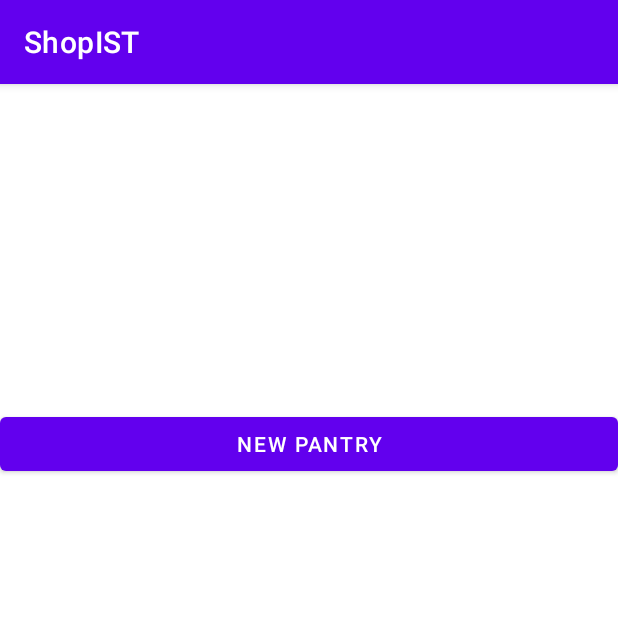
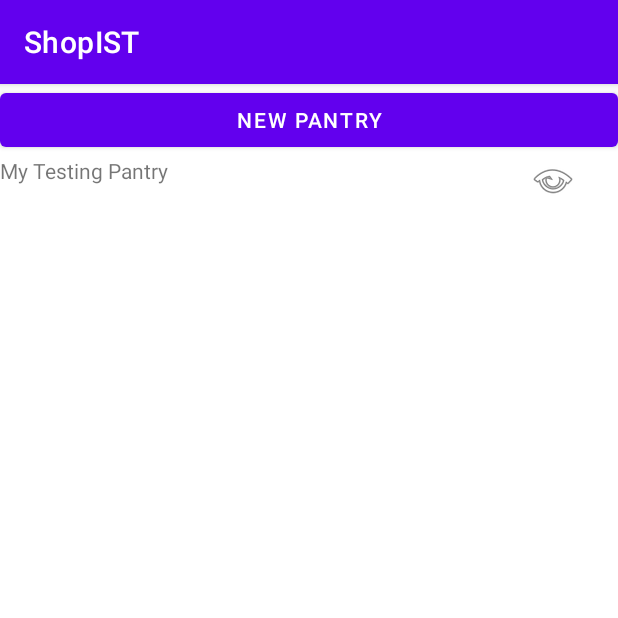
Before and after one commit to joaocmd/ShopIST, an Android app: the screen it shows after launch (ListPantryActivity), on a phone screen of 412 x 824 dp, the top half of it. Run offline under Robolectric (Android 15) with nearby library versions, the phone set to English and light mode, and no system bars.

Commit message:
See pantry lists and show products title

```diff
--- a/ShopIST/app/src/main/java/pt/ulisboa/tecnico/cmov/shopist/ListPantryActivity.kt
+++ b/ShopIST/app/src/main/java/pt/ulisboa/tecnico/cmov/shopist/ListPantryActivity.kt
@@ -10,7 +10,7 @@ import pt.ulisboa.tecnico.cmov.shopist.utils.RecyclerAdapter
 
 class ListPantryActivity : AppCompatActivity() {
     companion object {
-        const val GET_PANTRY_EXTRA = "pt.ulisboa.tecnico.cmov.shopist.GET_PANTRY_EXTRA"
+        const val GET_PANTRY_INDEX_INT = "pt.ulisboa.tecnico.cmov.shopist.GET_PANTRY_INDEX_INT"
     }
 
     override fun onCreate(savedInstanceState: Bundle?) {
@@ -23,6 +23,9 @@ class ListPantryActivity : AppCompatActivity() {
     private fun initListPantries() {
         val recyclerView = findViewById<RecyclerView>(R.id.recyclerView)
         val globalData = applicationContext as ShopIST
+        if (globalData.pantries.isEmpty()) {
+            globalData.startUp()
+        }
         val adapter = RecyclerAdapter(this, globalData.pantries)
         recyclerView.layoutManager = LinearLayoutManager(this)
         recyclerView.adapter = adapter
--- a/ShopIST/app/src/main/java/pt/ulisboa/tecnico/cmov/shopist/domain/PantryList.kt
+++ b/ShopIST/app/src/main/java/pt/ulisboa/tecnico/cmov/shopist/domain/PantryList.kt
@@ -1,9 +1,13 @@
 package pt.ulisboa.tecnico.cmov.shopist.domain
 
-class PantryList {
-    var title: String = ""
+class PantryList(title: String) {
+    val title = title.capitalize()
     // TODO: Get a location
     var location: String = ""
     // FIXME:
-    var products: MutableList<PantryList> = mutableListOf()
+    var products: MutableList<Product> = mutableListOf()
+
+    fun addProduct(product: Product) {
+        products.add(product)
+    }
 }
--- /dev/null
+++ b/ShopIST/app/src/main/java/pt/ulisboa/tecnico/cmov/shopist/domain/Product.kt
@@ -0,0 +1,5 @@
+package pt.ulisboa.tecnico.cmov.shopist.domain
+
+class Product(name: String) {
+    var name: String = name
+}
--- a/ShopIST/app/src/main/java/pt/ulisboa/tecnico/cmov/shopist/domain/ShopIST.kt
+++ b/ShopIST/app/src/main/java/pt/ulisboa/tecnico/cmov/shopist/domain/ShopIST.kt
@@ -3,16 +3,37 @@ package pt.ulisboa.tecnico.cmov.shopist.domain
 import android.app.Application
 
 class ShopIST : Application() {
+    companion object {
+        const val TAG = "ShopIST"
+    }
+
     private val allPantry: MutableList<PantryList> = mutableListOf()
 
     val pantries: Array<PantryList>
         get() = this.allPantry.toTypedArray()
 
-    fun addPantryList(note: PantryList) {
-        allPantry.add(note)
+    fun addPantryList(pantryList: PantryList) {
+        allPantry.add(pantryList)
     }
 
     fun getPantryList(idx: Int): PantryList {
+        // if (idx < 0 || idx >= allPantry.size) {
+        // }
         return allPantry[idx]
     }
+
+    // For testing purposes
+    fun startUp() {
+        val pantry1 = PantryList("My Testing Pantry")
+        pantry1.addProduct(Product("1-Product1"))
+        pantry1.addProduct(Product("1-Product2"))
+        pantry1.addProduct(Product("1-Product3"))
+        addPantryList(pantry1)
+
+        val pantry2 = PantryList("My Second Testing Pantry")
+        pantry2.addProduct(Product("2-Product1"))
+        pantry2.addProduct(Product("2-Product2"))
+        pantry2.addProduct(Product("2-Product3"))
+        addPantryList(pantry2)
+    }
 }
--- a/ShopIST/app/src/main/java/pt/ulisboa/tecnico/cmov/shopist/utils/RecyclerAdapter.kt
+++ b/ShopIST/app/src/main/java/pt/ulisboa/tecnico/cmov/shopist/utils/RecyclerAdapter.kt
@@ -2,6 +2,7 @@ package pt.ulisboa.tecnico.cmov.shopist.utils
 
 import android.content.Context
 import android.content.Intent
+import android.util.Log
 import android.view.LayoutInflater
 import android.view.View
 import android.view.ViewGroup
@@ -11,6 +12,7 @@ import pt.ulisboa.tecnico.cmov.shopist.ListPantryActivity
 import pt.ulisboa.tecnico.cmov.shopist.PantryActivity
 import pt.ulisboa.tecnico.cmov.shopist.R
 import pt.ulisboa.tecnico.cmov.shopist.domain.PantryList
+import pt.ulisboa.tecnico.cmov.shopist.domain.ShopIST
 
 class RecyclerAdapter(private val context: Context, private val list: Array<PantryList>) :
     RecyclerView.Adapter<RecyclerAdapter.ViewHolder>() {
@@ -19,11 +21,13 @@ class RecyclerAdapter(private val context: Context, private val list: Array<Pant
         private val textView: TextView = view.findViewById(R.id.rowText)
 
         init {
-            val buttonView: View = view.findViewById(R.id.rowButton)
-            val position = adapterPosition
-            buttonView.setOnClickListener {
+            // val buttonView: View = view.findViewById(R.id.rowButton)
+            val cardView: View = view.findViewById(R.id.rowCard)
+            cardView.setOnClickListener {
+                val position = adapterPosition
                 val intent = Intent(view.context, PantryActivity::class.java)
-                    .putExtra(ListPantryActivity.GET_PANTRY_EXTRA, position)
+                    .putExtra(ListPantryActivity.GET_PANTRY_INDEX_INT, position)
+                Log.d(ShopIST.TAG, "Got pantry nº$position")
                 view.context.startActivity(intent)
             }
         }
--- a/ShopIST/app/src/main/res/layout/activity_list_pantry.xml
+++ b/ShopIST/app/src/main/res/layout/activity_list_pantry.xml
@@ -4,26 +4,31 @@
     android:layout_height="match_parent"
     android:orientation="vertical">
 
+    <LinearLayout
+        android:layout_width="match_parent"
+        android:layout_height="wrap_content"
+        android:orientation="vertical">
+
+        <Button
+            android:id="@+id/newPantryButton"
+            android:layout_width="match_parent"
+            android:layout_height="wrap_content"
+            android:onClick="onNewPantry"
+            android:text="New Pantry" />
+
+    </LinearLayout>
+
     <ScrollView
         android:layout_width="match_parent"
-        android:layout_height="216dp">
+        android:layout_height="match_parent"
+        android:fillViewport="true">
 
-        <LinearLayout
+        <androidx.recyclerview.widget.RecyclerView
+            android:id="@+id/recyclerView"
             android:layout_width="match_parent"
-            android:layout_height="wrap_content"
-            android:orientation="vertical">
+            android:layout_height="wrap_content">
 
-            <androidx.recyclerview.widget.RecyclerView
-                android:id="@+id/recyclerView"
-                android:layout_width="match_parent"
-                android:layout_height="match_parent" />
-        </LinearLayout>
+        </androidx.recyclerview.widget.RecyclerView>
     </ScrollView>
 
-    <Button
-        android:id="@+id/newPantryButton"
-        android:onClick="onNewPantry"
-        android:layout_width="match_parent"
-        android:layout_height="wrap_content"
-        android:text="New Pantry" />
 </LinearLayout>
--- a/ShopIST/app/src/main/res/layout/recycler_view_row.xml
+++ b/ShopIST/app/src/main/res/layout/recycler_view_row.xml
@@ -2,6 +2,12 @@
 <LinearLayout
     xmlns:android="http://schemas.android.com/apk/res/android"
     xmlns:app="http://schemas.android.com/apk/res-auto"
+    android:layout_width="match_parent"
+    android:layout_height="match_parent"
+    android:orientation="vertical">
+
+    <LinearLayout
+        android:id="@+id/rowCard"
         android:layout_width="match_parent"
         android:layout_height="match_parent"
         android:orientation="horizontal">
@@ -21,3 +27,5 @@
             android:background="#FFFFFF"
             app:srcCompat="@android:drawable/ic_menu_view" />
     </LinearLayout>
+
+</LinearLayout>
```
Also changed, not shown: ShopIST/app/src/main/java/pt/ulisboa/tecnico/cmov/shopist/PantryActivity.kt (+48 -6 lines), ShopIST/app/src/main/res/layout/activity_pantry.xml (+21 -15 lines), ShopIST/app/src/main/res/values/colors.xml (line endings or trailing spaces), ShopIST/app/src/main/res/values/strings.xml (line endings or trailing spaces). Lines whose indentation alone changed are shown as unchanged.
